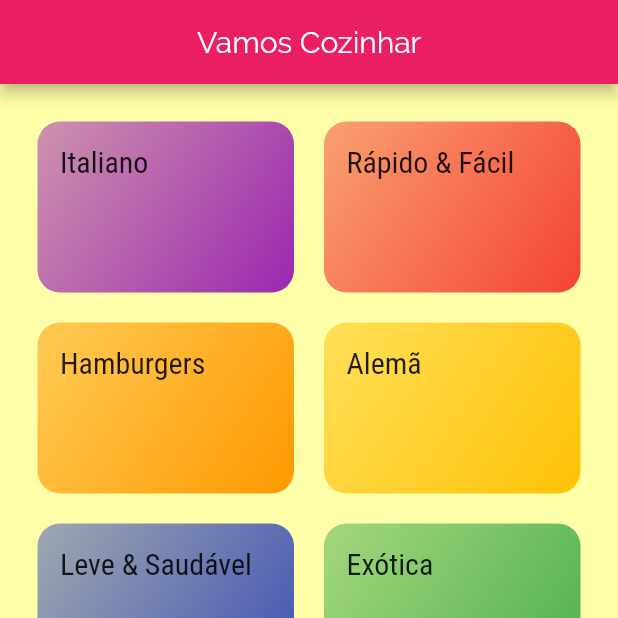
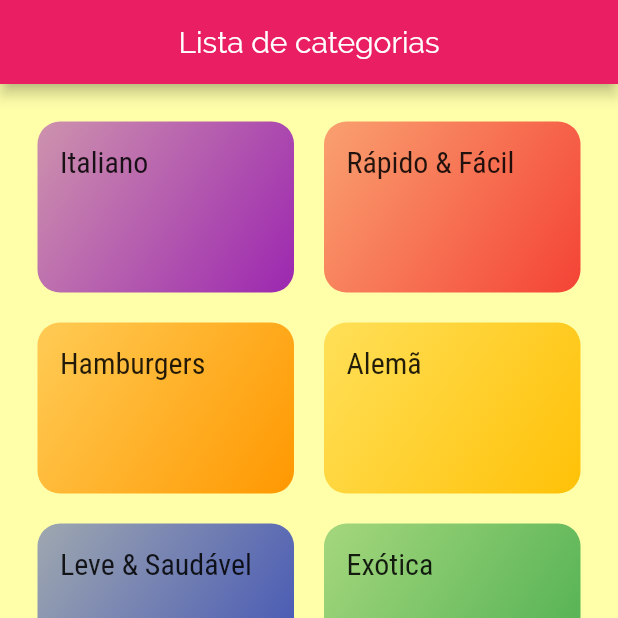
Before and after one commit to DanielErnany/meals, a Flutter app: the screen it shows after launch, on a phone screen of 412 x 824 dp, the top half of it. Run offline on Flutter 3.47's test engine with Material 2 defaults, Android fonts, the phone set to English and light mode, and no system bars.

Commit message:
map para colocar um titulo em cada aba

```diff
--- a/lib/screens/tabs_screen.dart
+++ b/lib/screens/tabs_screen.dart
@@ -9,9 +9,9 @@ class TabsScreem extends StatefulWidget {
 
 class _TabsScreemState extends State<TabsScreem> {
   int _selectedIndexScreen = 0;
-  final List<Widget> _screens = [
-    CategoriesScreen(),
-    FavoriteScreen(),
+  final List<Map<String, Object>> _screens = [
+    {'title': 'Lista de categorias', 'screen': CategoriesScreen()},
+    {'title': 'Meus favoritos', 'screen': FavoriteScreen()},
   ];
 
   _selectScreen(int index) {
@@ -25,10 +25,12 @@ class _TabsScreemState extends State<TabsScreem> {
     // Widget para criar tabbar
     return Scaffold(
       appBar: AppBar(
-        title: Text('Vamos Cozinhar'),
+        title: Text(
+          _screens[_selectedIndexScreen]['title'],
+        ),
         centerTitle: true,
       ),
-      body: _screens[_selectedIndexScreen],
+      body: _screens[_selectedIndexScreen]['screen'],
       // Cria uma tabbar na parte inferior
       bottomNavigationBar: BottomNavigationBar(
         // cor quando o item ñ está selecionado
```
